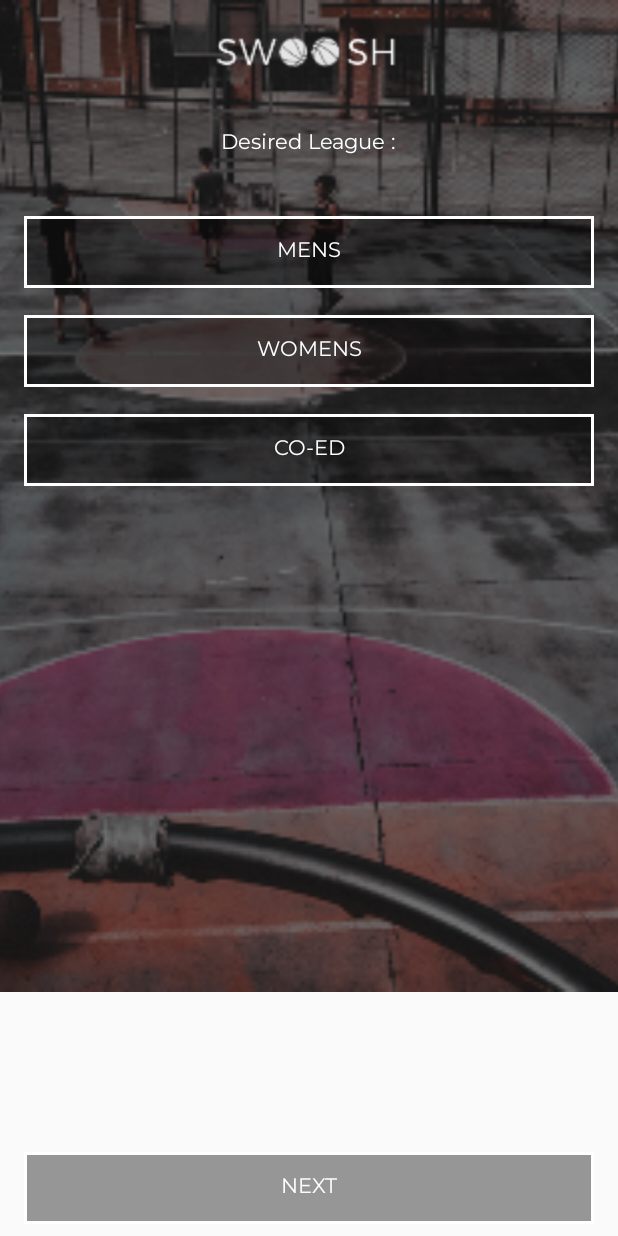
After one commit to X2142X/swoosh-learnKotlin, an Android app: the LeagueScreen screen opened directly, with no data from a screen before it, on a phone screen of 412 x 824 dp. The commit adds this screen. Run offline under Robolectric (Android 15) with nearby library versions, the phone set to English and light mode, and no system bars.

Commit message:
Add League Screen

```diff
--- a/app/build.gradle
+++ b/app/build.gradle
@@ -24,7 +24,7 @@ android {
 
 dependencies {
     implementation fileTree(dir: 'libs', include: ['*.jar'])
-    implementation"org.jetbrains.kotlin:kotlin-stdlib-jre7:$kotlin_version"
+    implementation "org.jetbrains.kotlin:kotlin-stdlib-jre7:$kotlin_version"
     implementation 'com.android.support:appcompat-v7:26.1.0'
     implementation 'com.android.support.constraint:constraint-layout:1.0.2'
     testImplementation 'junit:junit:4.12'
--- a/app/src/main/AndroidManifest.xml
+++ b/app/src/main/AndroidManifest.xml
@@ -16,9 +16,12 @@
                 <category android:name="android.intent.category.LAUNCHER" />
             </intent-filter>
         </activity>
+
         <meta-data
             android:name="preloaded_fonts"
             android:resource="@array/preloaded_fonts" />
+
+        <activity android:name=".LeagueScreen"></activity>
     </application>
 
 </manifest>
--- /dev/null
+++ b/app/src/main/java/swoosh/dev/adrianharitsyah/swoosh/LeagueScreen.kt
@@ -0,0 +1,12 @@
+package swoosh.dev.adrianharitsyah.swoosh
+
+import android.support.v7.app.AppCompatActivity
+import android.os.Bundle
+
+class LeagueScreen : AppCompatActivity() {
+
+    override fun onCreate(savedInstanceState: Bundle?) {
+        super.onCreate(savedInstanceState)
+        setContentView(R.layout.activity_league_screen)
+    }
+}
--- /dev/null
+++ b/app/src/main/res/drawable/selected_button.xml
@@ -0,0 +1,5 @@
+<?xml version="1.0" encoding="utf-8"?>
+<shape xmlns:android="http://schemas.android.com/apk/res/android">
+    <solid android:color="@color/selectedColor"/>
+    <stroke android:color="@android:color/white" android:width="3dp"/>
+</shape>
--- /dev/null
+++ b/app/src/main/res/drawable/swoosh_button.xml
@@ -0,0 +1,6 @@
+<?xml version="1.0" encoding="utf-8"?>
+<shape xmlns:android="http://schemas.android.com/apk/res/android">
+    <solid android:color="@color/tranparentBlack"/>
+    <stroke android:color="@android:color/white"
+        android:width="2dp"/>
+</shape>
--- /dev/null
+++ b/app/src/main/res/drawable/swoosh_toggle.xml
@@ -0,0 +1,5 @@
+<?xml version="1.0" encoding="utf-8"?>
+<selector xmlns:android="http://schemas.android.com/apk/res/android">
+    <item android:state_checked="true" android:drawable="@drawable/selected_button" />
+    <item android:state_checkable="false" android:drawable="@drawable/swoosh_button" />
+</selector>
--- /dev/null
+++ b/app/src/main/res/layout/activity_league_screen.xml
@@ -0,0 +1,123 @@
+<?xml version="1.0" encoding="utf-8"?>
+<android.support.constraint.ConstraintLayout xmlns:android="http://schemas.android.com/apk/res/android"
+    xmlns:app="http://schemas.android.com/apk/res-auto"
+    xmlns:tools="http://schemas.android.com/tools"
+    android:layout_width="match_parent"
+    android:layout_height="match_parent"
+    tools:context="swoosh.dev.adrianharitsyah.swoosh.LeagueScreen">
+
+    <ImageView
+        android:id="@+id/background"
+        android:layout_width="0dp"
+        android:layout_height="661dp"
+        android:contentDescription="@string/defaultDesc"
+        android:scaleType="centerCrop"
+        app:layout_constraintBottom_toBottomOf="parent"
+        app:layout_constraintEnd_toEndOf="parent"
+        app:layout_constraintHorizontal_bias="0.0"
+        app:layout_constraintStart_toStartOf="parent"
+        app:layout_constraintTop_toTopOf="parent"
+        app:layout_constraintVertical_bias="0.0"
+        app:srcCompat="@drawable/desiredleaguebg" />
+
+    <ImageView
+        android:id="@+id/swooshLogo"
+        android:layout_width="124dp"
+        android:layout_height="53dp"
+        android:layout_marginEnd="8dp"
+        android:layout_marginStart="8dp"
+        android:layout_marginTop="8dp"
+        android:contentDescription="@string/defaultDesc"
+        android:scaleType="fitCenter"
+        app:layout_constraintEnd_toEndOf="parent"
+        app:layout_constraintHorizontal_bias="0.498"
+        app:layout_constraintStart_toStartOf="parent"
+        app:layout_constraintTop_toTopOf="@+id/background"
+        app:srcCompat="@drawable/swooshlogo" />
+
+    <LinearLayout
+        android:layout_width="0dp"
+        android:layout_height="wrap_content"
+        android:layout_marginEnd="16dp"
+        android:layout_marginStart="16dp"
+        android:layout_marginTop="144dp"
+        android:orientation="vertical"
+        app:layout_constraintEnd_toEndOf="parent"
+        app:layout_constraintHorizontal_bias="0.0"
+        app:layout_constraintStart_toStartOf="parent"
+        app:layout_constraintTop_toTopOf="parent">
+
+        <ToggleButton
+            android:id="@+id/mensToggleButton"
+            android:layout_width="match_parent"
+            android:layout_height="0dp"
+            android:layout_weight="1"
+            android:background="@drawable/swoosh_toggle"
+            android:fontFamily="@font/montserrat"
+            android:text="@string/mensButton"
+            android:textColor="@android:color/white"
+            android:textOff="@string/mensButton"
+            android:textOn="@string/mensButton"
+            android:textSize="14sp" />
+
+        <ToggleButton
+            android:id="@+id/womensToggleButton"
+            android:layout_width="match_parent"
+            android:layout_height="0dp"
+            android:layout_marginBottom="18dp"
+            android:layout_marginTop="18dp"
+            android:layout_weight="1"
+            android:background="@drawable/swoosh_toggle"
+            android:fontFamily="@font/montserrat"
+            android:text="@string/womenButton"
+            android:textColor="@android:color/white"
+            android:textOff="@string/womenButton"
+            android:textOn="@string/womenButton"
+            android:textSize="14sp" />
+
+        <ToggleButton
+            android:id="@+id/coEdToggleButton"
+            android:layout_width="match_parent"
+            android:layout_height="0dp"
+            android:layout_weight="1"
+            android:background="@drawable/swoosh_toggle"
+            android:fontFamily="@font/montserrat"
+            android:text="@string/coedButton"
+            android:textColor="@android:color/white"
+            android:textOff="@string/coedButton"
+            android:textOn="@string/coedButton"
+            android:textSize="14sp" />
+    </LinearLayout>
+
+    <TextView
+        android:id="@+id/textView4"
+        android:layout_width="wrap_content"
+        android:layout_height="wrap_content"
+        android:layout_marginEnd="8dp"
+        android:layout_marginStart="8dp"
+        android:layout_marginTop="24dp"
+        android:fontFamily="@font/montserrat"
+        android:text="@string/desiredLeague"
+        android:textColor="@android:color/white"
+        android:textSize="14sp"
+        app:layout_constraintEnd_toEndOf="parent"
+        app:layout_constraintHorizontal_bias="0.498"
+        app:layout_constraintStart_toStartOf="parent"
+        app:layout_constraintTop_toBottomOf="@+id/swooshLogo" />
+
+    <Button
+        android:id="@+id/button2"
+        style="@style/Widget.AppCompat.Button.Borderless"
+        android:layout_width="0dp"
+        android:layout_height="wrap_content"
+        android:layout_marginBottom="8dp"
+        android:layout_marginEnd="16dp"
+        android:layout_marginStart="16dp"
+        android:background="@drawable/swoosh_button"
+        android:fontFamily="@font/montserrat"
+        android:text="@string/next"
+        android:textColor="@android:color/white"
+        app:layout_constraintBottom_toBottomOf="parent"
+        app:layout_constraintEnd_toEndOf="parent"
+        app:layout_constraintStart_toStartOf="parent" />
+</android.support.constraint.ConstraintLayout>
--- a/app/src/main/res/layout/activity_welcome_screen.xml
+++ b/app/src/main/res/layout/activity_welcome_screen.xml
@@ -17,7 +17,8 @@
         app:layout_constraintStart_toStartOf="parent"
         app:layout_constraintTop_toTopOf="parent"
         app:layout_constraintVertical_bias="0.0"
-        app:srcCompat="@drawable/welcomescreenbg" />
+        app:srcCompat="@drawable/welcomescreenbg"
+        android:contentDescription="@string/defaultDesc" />
 
     <ImageView
         android:id="@+id/imageView2"
@@ -30,7 +31,8 @@
         app:layout_constraintEnd_toEndOf="parent"
         app:layout_constraintStart_toStartOf="parent"
         app:layout_constraintTop_toTopOf="@+id/imageView"
-        app:srcCompat="@drawable/swooshlogo" />
+        app:srcCompat="@drawable/swooshlogo"
+        android:contentDescription="@string/defaultDesc"/>
 
     <TextView
         android:id="@+id/textView"
@@ -60,4 +62,40 @@
         app:layout_constraintEnd_toEndOf="parent"
         app:layout_constraintStart_toStartOf="parent"
         app:layout_constraintTop_toBottomOf="@+id/textView" />
+
+    <TextView
+        android:id="@+id/textView3"
+        android:layout_width="250dp"
+        android:layout_height="wrap_content"
+        android:layout_marginEnd="8dp"
+        android:layout_marginStart="8dp"
+        android:layout_marginTop="24dp"
+        android:fontFamily="@font/montserrat"
+        android:singleLine="false"
+        android:text="@string/welcomeDescription"
+        android:textAlignment="center"
+        android:textColor="@android:color/white"
+        android:textSize="14sp"
+        app:layout_constraintEnd_toEndOf="parent"
+        app:layout_constraintStart_toStartOf="parent"
+        app:layout_constraintTop_toBottomOf="@+id/textView2" />
+
+    <Button
+        android:id="@+id/button"
+        android:layout_width="0dp"
+        android:layout_height="wrap_content"
+        android:layout_marginBottom="8dp"
+        android:layout_marginEnd="8dp"
+        android:layout_marginStart="8dp"
+        android:layout_marginTop="296dp"
+        android:background="@drawable/swoosh_button"
+        android:fontFamily="@font/montserrat"
+        android:text="@string/getStartedButton"
+        android:textColor="@android:color/white"
+        android:textSize="18sp"
+        app:layout_constraintBottom_toBottomOf="parent"
+        app:layout_constraintEnd_toEndOf="parent"
+        app:layout_constraintHorizontal_bias="0.498"
+        app:layout_constraintStart_toStartOf="parent"
+        app:layout_constraintTop_toBottomOf="@+id/textView3" />
 </android.support.constraint.ConstraintLayout>
--- a/app/src/main/res/values/colors.xml
+++ b/app/src/main/res/values/colors.xml
@@ -3,4 +3,6 @@
     <color name="colorPrimary">#3F3F3F</color>
     <color name="colorPrimaryDark">#3F3F3F</color>
     <color name="colorAccent">#FFFFFF</color>
+    <color name="tranparentBlack">#66000000</color>
+    <color name="selectedColor">#4DD0E1</color>
 </resources>
--- a/app/src/main/res/values/strings.xml
+++ b/app/src/main/res/values/strings.xml
@@ -3,4 +3,11 @@
     <string name="go_all_in">GO ALL IN</string>
     <string name="onGoingAllOut">ON GOING ALL OUT</string>
     <string name="welcomeDescription">Find a team in your city &amp; dominate the league</string>
+    <string name="getStartedButton">GET STARTED</string>
+    <string name="defaultDesc">-</string>
+    <string name="desiredLeague">Desired League :</string>
+    <string name="mensButton">Mens</string>
+    <string name="womenButton">Womens</string>
+    <string name="coedButton">Co-ed</string>
+    <string name="next">Next</string>
 </resources>
```
